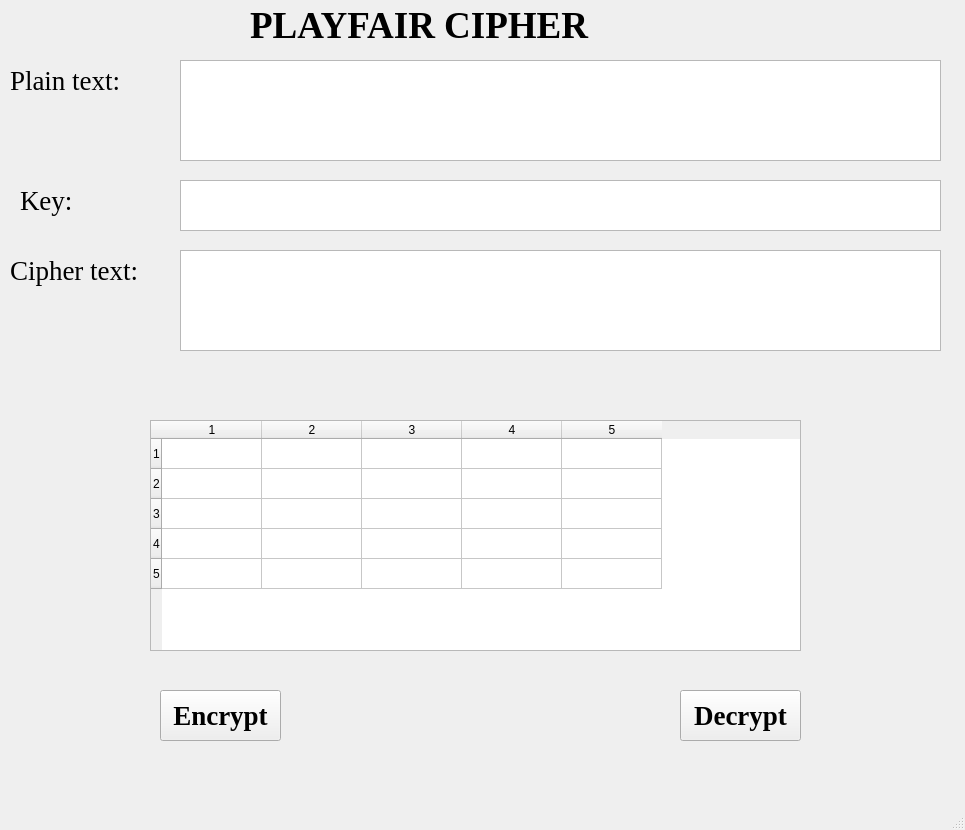
Before: the Qt Designer form lab03/ui/playfair.ui in PhamVanPhuc1748/bmttnc-hutech-2380601748, drawn with Qt 5.
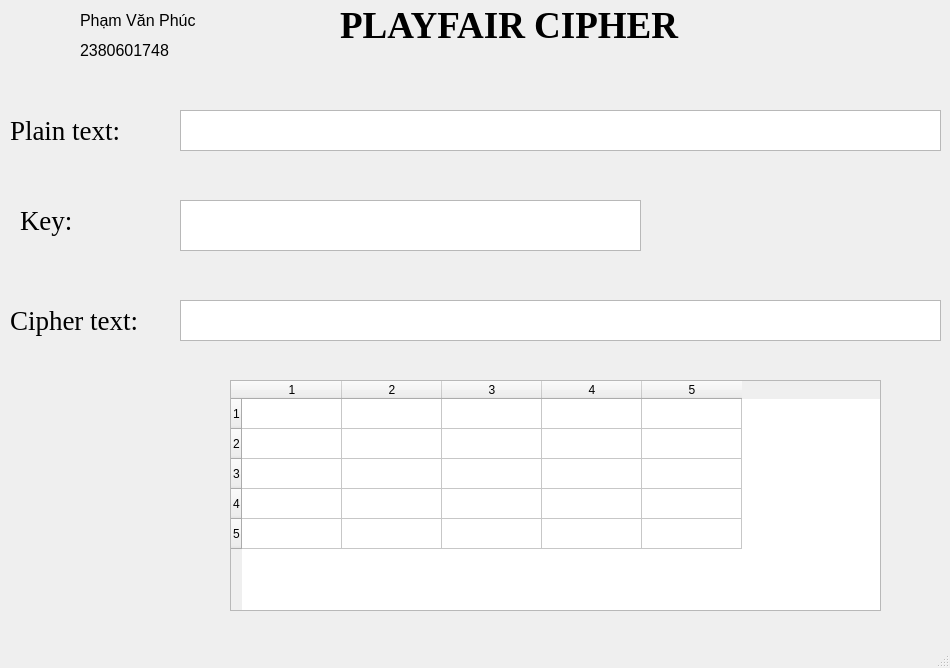
After: the same form once the commit is applied.

```diff
--- a/lab03/ui/playfair.ui
+++ b/lab03/ui/playfair.ui
@@ -6,8 +6,8 @@
    <rect>
     <x>0</x>
     <y>0</y>
-    <width>965</width>
-    <height>830</height>
+    <width>950</width>
+    <height>668</height>
    </rect>
   </property>
   <property name="windowTitle">
@@ -18,8 +18,8 @@
     <property name="geometry">
      <rect>
       <x>180</x>
-      <y>180</y>
-      <width>761</width>
+      <y>200</y>
+      <width>461</width>
       <height>51</height>
      </rect>
     </property>
@@ -54,7 +54,7 @@
     <property name="geometry">
      <rect>
       <x>10</x>
-      <y>240</y>
+      <y>290</y>
       <width>171</width>
       <height>61</height>
      </rect>
@@ -73,9 +73,9 @@
     <property name="geometry">
      <rect>
       <x>180</x>
-      <y>60</y>
+      <y>110</y>
       <width>761</width>
-      <height>101</height>
+      <height>41</height>
      </rect>
     </property>
     <property name="font">
@@ -88,7 +88,7 @@
     <property name="geometry">
      <rect>
       <x>10</x>
-      <y>60</y>
+      <y>110</y>
       <width>141</width>
       <height>41</height>
      </rect>
@@ -127,7 +127,7 @@
    <widget class="QLabel" name="label">
     <property name="geometry">
      <rect>
-      <x>250</x>
+      <x>340</x>
       <y>0</y>
       <width>471</width>
       <height>51</height>
@@ -149,9 +149,9 @@
     <property name="geometry">
      <rect>
       <x>180</x>
-      <y>250</y>
+      <y>300</y>
       <width>761</width>
-      <height>101</height>
+      <height>41</height>
      </rect>
     </property>
     <property name="font">
@@ -164,7 +164,7 @@
     <property name="geometry">
      <rect>
       <x>20</x>
-      <y>180</y>
+      <y>200</y>
       <width>71</width>
       <height>41</height>
      </rect>
@@ -182,8 +182,8 @@
    <widget class="QTableWidget" name="table_playfair">
     <property name="geometry">
      <rect>
-      <x>150</x>
-      <y>420</y>
+      <x>230</x>
+      <y>380</y>
       <width>651</width>
       <height>231</height>
      </rect>
@@ -205,6 +205,42 @@
     <column/>
     <column/>
    </widget>
+   <widget class="QLabel" name="label_5">
+    <property name="geometry">
+     <rect>
+      <x>80</x>
+      <y>10</y>
+      <width>121</width>
+      <height>21</height>
+     </rect>
+    </property>
+    <property name="font">
+     <font>
+      <pointsize>12</pointsize>
+     </font>
+    </property>
+    <property name="text">
+     <string>Phạm Văn Phúc</string>
+    </property>
+   </widget>
+   <widget class="QLabel" name="label_6">
+    <property name="geometry">
+     <rect>
+      <x>80</x>
+      <y>40</y>
+      <width>121</width>
+      <height>21</height>
+     </rect>
+    </property>
+    <property name="font">
+     <font>
+      <pointsize>12</pointsize>
+     </font>
+    </property>
+    <property name="text">
+     <string>2380601748</string>
+    </property>
+   </widget>
   </widget>
   <widget class="QMenuBar" name="menubar">
    <property name="geometry">
```
Left out of the diff: 4 changed lines with no effect on the pictures.
